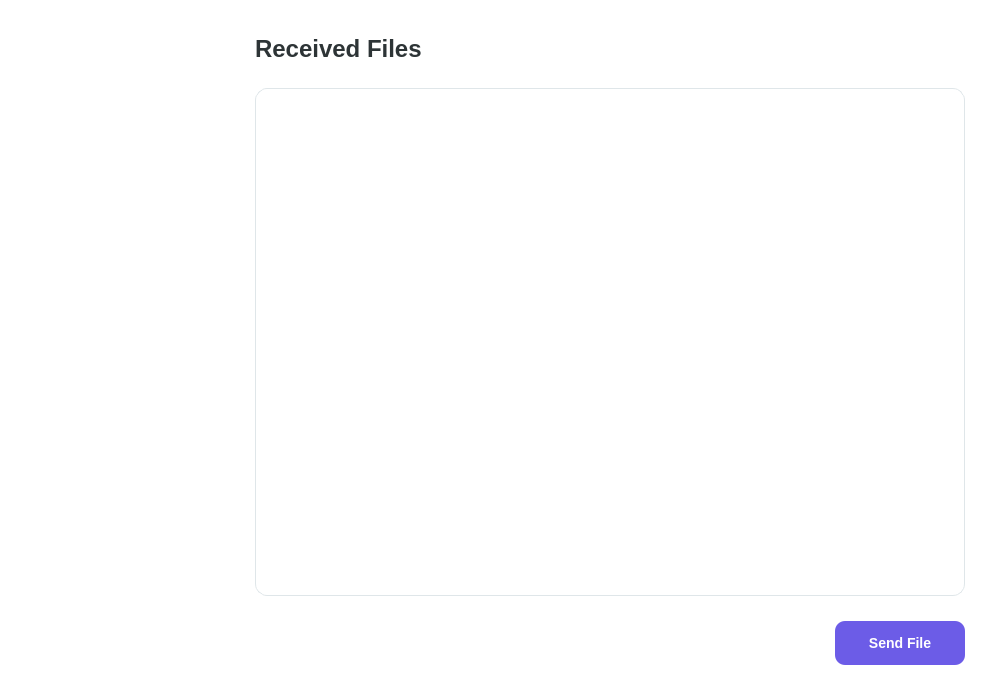
This is src/ui/windows/received_dashboard/received_dash.ui in dylan-teehan-skc/Eastwood as Qt 5 draws it before an edit. The edited form follows.
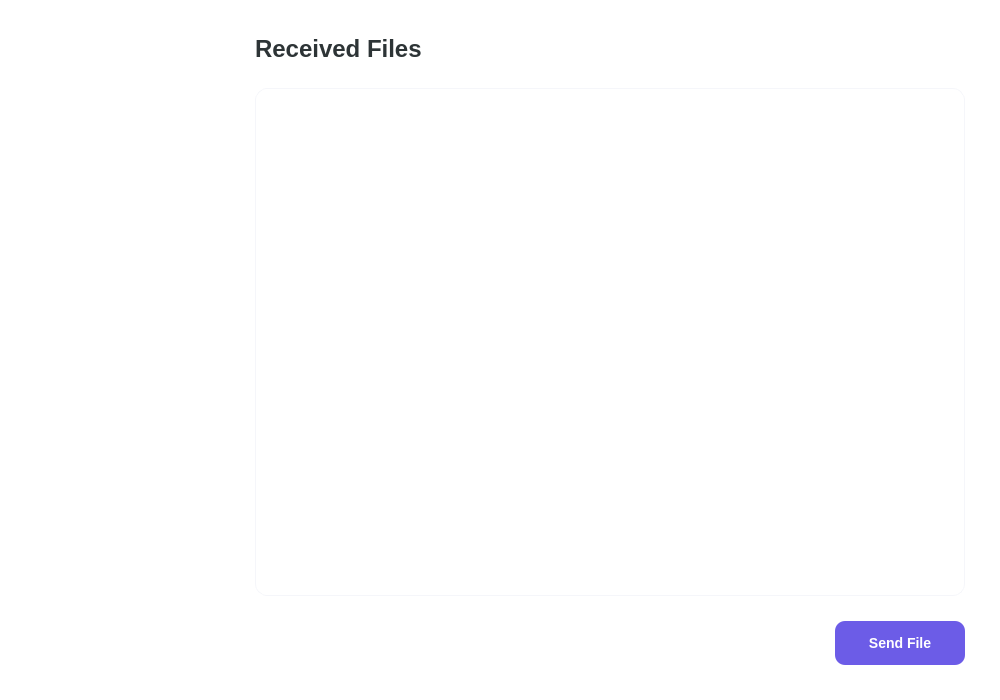
This is the edited form. Custom widgets are drawn as their Qt base class.

Commit message:
remove delete button on received (#78)
* remove download button on received

* update gitignore

The edit to the form file:
```diff
--- a/src/ui/windows/received_dashboard/received_dash.ui
+++ b/src/ui/windows/received_dashboard/received_dash.ui
@@ -86,13 +86,13 @@
        <property name="styleSheet">
         <string notr="true">QListWidget {
   background-color: white;
-  border: 1px solid #dfe6e9;
+  border: 1px solid #f5f6fa;
   border-radius: 12px;
   padding: 5px;
 }
 QListWidget::item {
   background-color: white;
-  border-bottom: 1px solid #f1f2f6;
+  border-bottom: 1px solid #f5f6fa;
 }
 QListWidget::item:last-child {
   border-bottom: none;
```
The commit also changes 4 other files.
